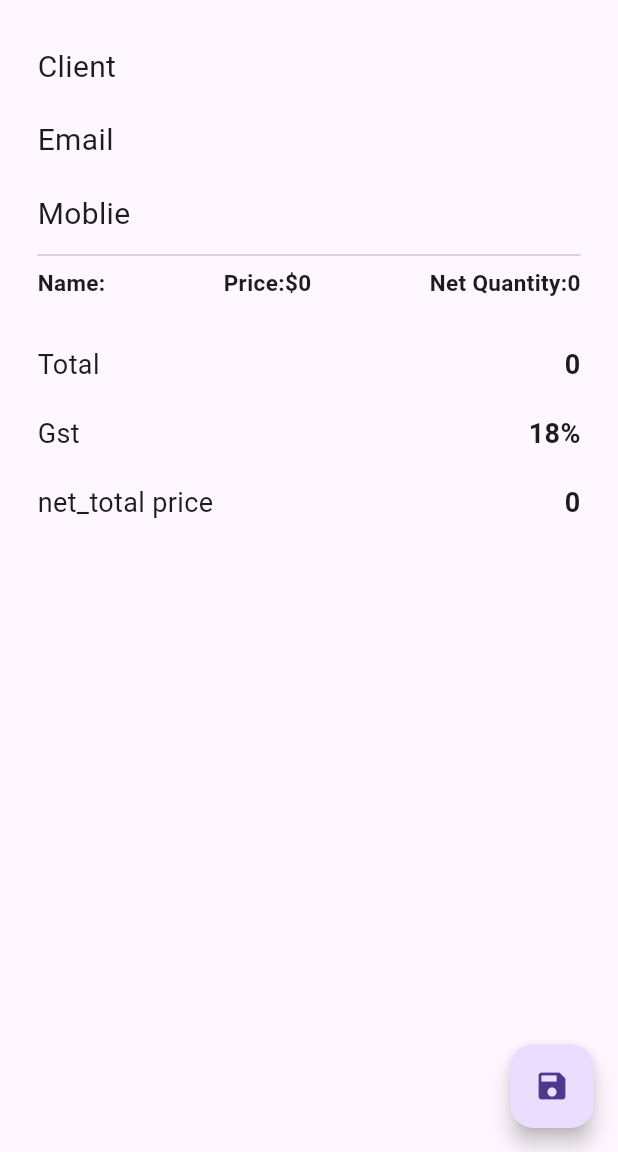
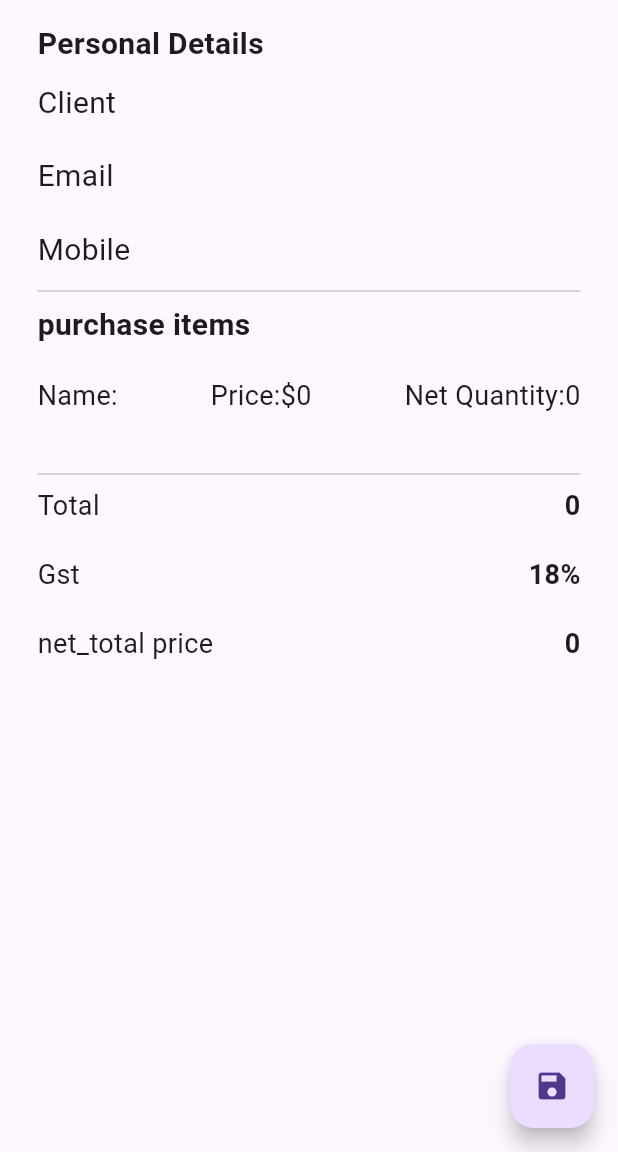
Before and after one commit to rutvik4940/invoice_app2, a Flutter app: the CartScreen screen opened by its route, on a phone screen of 412 x 824 dp, the part 84-1236 px from its top. Run offline on Flutter 3.47's test engine with Material 3 defaults, Android fonts, the phone set to English and light mode, and no system bars; our stand-ins replace image_picker, pdf, printing.

Commit message:
new update

```diff
--- a/lib/cart/cart_screen.dart
+++ b/lib/cart/cart_screen.dart
@@ -27,7 +27,9 @@ class _CartScreenState extends State<CartScreen> {
                crossAxisAlignment: CrossAxisAlignment.start,
                 children: [
                   const Text("Invoice",style: TextStyle(fontSize: 22,fontWeight: FontWeight.bold),),
-                  const SizedBox(height: 30,),
+                  const SizedBox(height: 15,),
+                  const Text("Personal Details",style: TextStyle(fontWeight: FontWeight.bold,fontSize: 20)),
+                  const SizedBox(height: 10,),
                   Row(
                     mainAxisAlignment: MainAxisAlignment.spaceBetween,
                     children: [
@@ -47,23 +49,27 @@ class _CartScreenState extends State<CartScreen> {
                   Row(
                     mainAxisAlignment: MainAxisAlignment.spaceBetween,
                     children: [
-                      const Text("Moblie",style: TextStyle(fontSize: 20)),
-                      Text("${dataList[2]['moblie']}",style: const TextStyle(fontWeight: FontWeight.bold,fontSize: 18)),
+                      const Text("Mobile",style: TextStyle(fontSize: 20)),
+                      Text("${dataList[2]['mobile']}",style: const TextStyle(fontWeight: FontWeight.bold,fontSize: 18)),
                     ],
                   ),
                   const SizedBox(height: 5,),
                   const Divider(),
+                  const Text("purchase items",style: TextStyle(fontSize: 20,fontWeight: FontWeight.bold)),
+                  const SizedBox(height: 20,),
                   Column(
                       children:List.generate(productList.length, (index) => Row(
                         mainAxisAlignment: MainAxisAlignment.spaceBetween,
                         children: [
-                          Text("Name:${productList[index]["name"]}\n",style: const TextStyle(fontWeight: FontWeight.bold,fontSize: 15),),
-                          Text("Price:\$${productList[index]["price"]}\n",style: const TextStyle(fontWeight: FontWeight.bold,fontSize: 15),),
-                          Text("Net Quantity:${productList[index]["quantity"]}\n",style: const TextStyle(fontWeight: FontWeight.bold,fontSize: 15),),
+                          Text("Name:${productList[index]["name"]}\n",style: const TextStyle(fontSize: 18),),
+                          Text("Price:\$${productList[index]["price"]}\n",style: const TextStyle(fontSize: 18),),
+                          Text("Net Quantity:${productList[index]["quantity"]}\n",style: const TextStyle(fontSize: 18),),
                         ],
-                      ))
+                      ),
+                      )
                   ),
-                  SizedBox(height: 10,),
+                  const SizedBox(height: 5,),
+                  const Divider(),
                   Row(
                     mainAxisAlignment: MainAxisAlignment.spaceBetween,
                     children: [
@@ -99,7 +105,7 @@ class _CartScreenState extends State<CartScreen> {
                 createPDF();
               });
              },
-           child: Icon(Icons.save),
+           child: const Icon(Icons.save),
           ),
 
     )
--- a/lib/product/product_screen.dart
+++ b/lib/product/product_screen.dart
@@ -86,7 +86,7 @@ class _ProductScreenState extends State<ProductScreen> {
                       ScaffoldMessenger.of(context).showSnackBar(const SnackBar(content: Text("Your Data Is Updated"),));
                       Navigator.pushNamed(context, 'cart');
                     });
-                  }, child: Text("SUBMIT")),
+                  }, child: const Text("SUBMIT")),
                 ),
                ]
              ),
--- a/lib/utils/global.dart
+++ b/lib/utils/global.dart
@@ -1,7 +1,7 @@
 import 'package:flutter/cupertino.dart';
 
 List<Map>dataList=[
-  {"name":""},{"email":""},{"moblie":""},
+  {"name":""},{"email":""},{"mobile":""},
 ];
 List<Map> productList=[
   {"name":"","price":0,"quantity":0,"text1":TextEditingController(),"text2":TextEditingController(),"text3":TextEditingController()}
```
Also changed, not shown: lib/home/home_screen.dart (+7 -7 lines).
